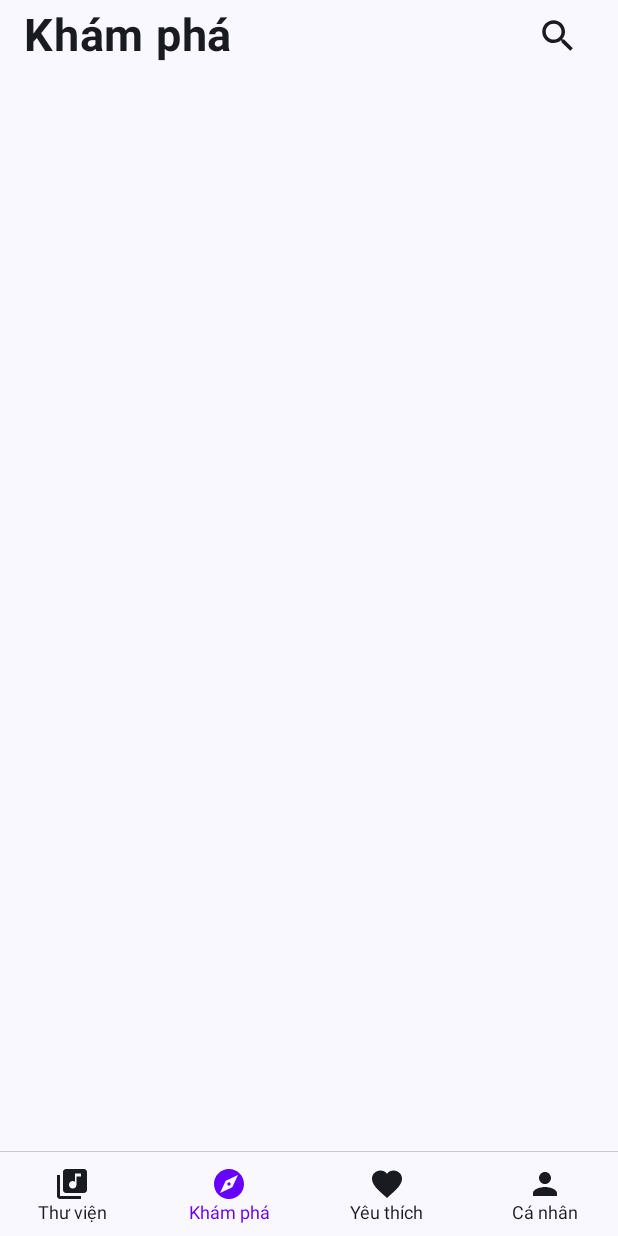
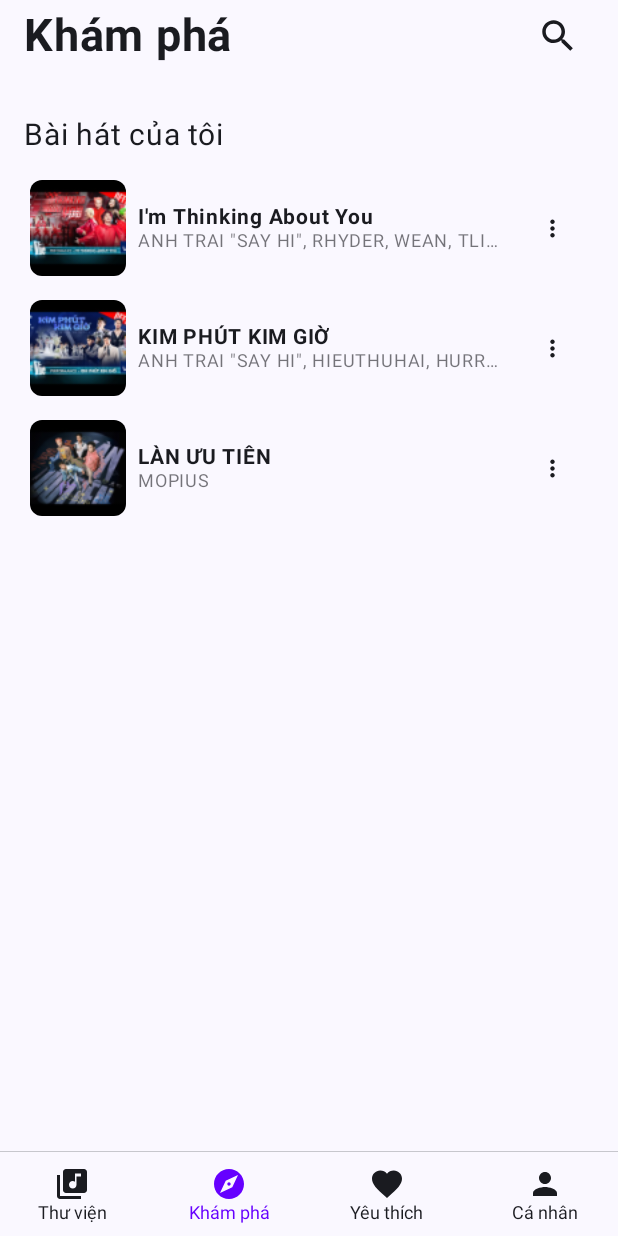
Before and after one commit to AnhQuocs/ZingMP3-Clone, an Android app built with Jetpack Compose: the screen it shows after launch (MainActivity), on a phone screen of 412 x 824 dp. Run offline under Robolectric (Android 15) with nearby library versions, the phone set to English and light mode, and no system bars; our stand-ins replace Dagger/Hilt's generated code, Room's generated code.

Commit message:
explore screen

```diff
--- a/app/src/main/AndroidManifest.xml
+++ b/app/src/main/AndroidManifest.xml
@@ -3,6 +3,7 @@
     xmlns:tools="http://schemas.android.com/tools">
 
     <application
+        android:name=".MyApplication"
         android:allowBackup="true"
         android:dataExtractionRules="@xml/data_extraction_rules"
         android:fullBackupContent="@xml/backup_rules"
--- a/app/src/main/java/com/example/zingmp3clone/MainActivity.kt
+++ b/app/src/main/java/com/example/zingmp3clone/MainActivity.kt
@@ -4,6 +4,11 @@ import android.os.Bundle
 import androidx.activity.ComponentActivity
 import androidx.activity.compose.setContent
 import androidx.activity.enableEdgeToEdge
+import androidx.compose.animation.core.tween
+import androidx.compose.animation.fadeIn
+import androidx.compose.animation.fadeOut
+import androidx.compose.animation.slideInVertically
+import androidx.compose.animation.slideOutVertically
 import androidx.compose.foundation.layout.fillMaxSize
 import androidx.compose.foundation.layout.padding
 import androidx.compose.material3.MaterialTheme
@@ -13,17 +18,25 @@ import androidx.compose.material3.lightColorScheme
 import androidx.compose.runtime.Composable
 import androidx.compose.ui.Modifier
 import androidx.compose.ui.tooling.preview.Preview
+import androidx.navigation.NavType
+import androidx.navigation.compose.NavHost
+import androidx.navigation.compose.composable
+import androidx.navigation.compose.rememberNavController
+import androidx.navigation.navArgument
 import com.example.zingmp3clone.home.HomeScreen
+import com.example.zingmp3clone.home.tabs.MusicPlayerScreen
 import com.example.zingmp3clone.ui.theme.ZingMP3CloneTheme
+import dagger.hilt.android.AndroidEntryPoint
 
+@AndroidEntryPoint
 class MainActivity : ComponentActivity() {
     override fun onCreate(savedInstanceState: Bundle?) {
         super.onCreate(savedInstanceState)
         enableEdgeToEdge()
         setContent {
             ZingMP3CloneTheme {
-                Scaffold(modifier = Modifier.fillMaxSize()) { innerPadding ->
-                    HomeScreen(modifier = Modifier.padding(innerPadding))
+                Scaffold(modifier = Modifier.fillMaxSize(), containerColor = MaterialTheme.colorScheme.background) { innerPadding ->
+                    Greeting(modifier = Modifier.padding(innerPadding))
                 }
             }
         }
@@ -31,17 +44,52 @@ class MainActivity : ComponentActivity() {
 }
 
 @Composable
-fun Greeting(name: String, modifier: Modifier = Modifier) {
-    Text(
-        text = "Hello $name!",
+fun Greeting(modifier: Modifier = Modifier) {
+    val navController = rememberNavController()
+
+    NavHost(
+        navController = navController,
+        startDestination = "home",
         modifier = modifier
-    )
-}
+    ) {
+        composable("home") {
+            HomeScreen(
+                onSongClick = {songId ->
+                    navController.navigate("musicPlayer/$songId")
+                }
+            )
+        }
 
-@Preview(showBackground = true)
-@Composable
-fun GreetingPreview() {
-    ZingMP3CloneTheme {
-        Greeting("Android")
+        composable(
+            "musicPlayer/{songId}",
+            arguments = listOf(navArgument("songId") {type = NavType.IntType}),
+            enterTransition = {
+                slideInVertically(
+                    initialOffsetY = { fullHeight -> fullHeight }, // Trượt từ dưới lên
+                    animationSpec = tween(300)
+                ) + fadeIn(animationSpec = tween(300))
+            },
+            exitTransition = {
+                slideOutVertically(
+                    targetOffsetY = { fullHeight -> -fullHeight }, // Trượt lên khi thoát
+                    animationSpec = tween(300)
+                ) + fadeOut(animationSpec = tween(300))
+            },
+            popEnterTransition = {
+                slideInVertically(
+                    initialOffsetY = { fullHeight -> -fullHeight }, // Khi back: trượt từ trên xuống
+                    animationSpec = tween(300)
+                ) + fadeIn(animationSpec = tween(300))
+            },
+            popExitTransition = {
+                slideOutVertically(
+                    targetOffsetY = { fullHeight -> fullHeight }, // Khi back: trượt xuống
+                    animationSpec = tween(300)
+                ) + fadeOut(animationSpec = tween(300))
+            }
+            ) { backStackEntry ->
+            val songId = backStackEntry.arguments?.getInt("songId")
+            MusicPlayerScreen(songId = songId)
+        }
     }
 }
--- /dev/null
+++ b/app/src/main/java/com/example/zingmp3clone/MyApplication.kt
@@ -0,0 +1,7 @@
+package com.example.zingmp3clone
+
+import android.app.Application
+import dagger.hilt.android.HiltAndroidApp
+
+@HiltAndroidApp
+class MyApplication : Application()
--- a/app/src/main/java/com/example/zingmp3clone/data/di/AppModule.kt
+++ b/app/src/main/java/com/example/zingmp3clone/data/di/AppModule.kt
@@ -1,7 +1,6 @@
 package com.example.zingmp3clone.data.di
 
 import android.content.Context
-import androidx.room.Room
 import com.example.zingmp3clone.data.local.AppDatabase
 import com.example.zingmp3clone.data.local.SongDao
 import com.example.zingmp3clone.data.repository.SongRepository
@@ -17,7 +16,7 @@ import javax.inject.Singleton
 object AppModule {
     @Provides
     @Singleton
-    fun provideDatabase(@ApplicationContext context: Context): AppDatabase = Room.databaseBuilder(context, AppDatabase::class.java, "songs.db").build()
+    fun provideDatabase(@ApplicationContext context: Context): AppDatabase = AppDatabase.getDatabase(context)
 
     @Provides
     fun provideSongDao(database: AppDatabase): SongDao = database.songDao()
--- a/app/src/main/java/com/example/zingmp3clone/data/local/AppDatabase.kt
+++ b/app/src/main/java/com/example/zingmp3clone/data/local/AppDatabase.kt
@@ -12,7 +12,7 @@ import kotlinx.coroutines.CoroutineScope
 import kotlinx.coroutines.Dispatchers
 import kotlinx.coroutines.launch
 
-@Database(entities = [Song::class], version = 1, exportSchema = false)
+@Database(entities = [Song::class], version = 4, exportSchema = false)
 abstract class AppDatabase : RoomDatabase() {
     abstract fun songDao(): SongDao
 
--- a/app/src/main/java/com/example/zingmp3clone/home/HomeScreen.kt
+++ b/app/src/main/java/com/example/zingmp3clone/home/HomeScreen.kt
@@ -43,7 +43,8 @@ import kotlinx.coroutines.launch
 @OptIn(ExperimentalFoundationApi::class)
 @Composable
 fun HomeScreen(
-    modifier: Modifier = Modifier
+    modifier: Modifier = Modifier,
+    onSongClick: (Int) -> Unit
 ) {
     val pagerState = rememberPagerState(
         initialPage = 1,
@@ -73,7 +74,7 @@ fun HomeScreen(
             ) { page ->
                 when (page) {
                     0 -> LibraryScreen()
-                    1 -> ExploreScreen()
+                    1 -> ExploreScreen(onSongClick = onSongClick)
                     2 -> FavoriteScreen()
                     3 -> ProfileScreen()
                 }
--- a/app/src/main/java/com/example/zingmp3clone/item/SongCard.kt
+++ b/app/src/main/java/com/example/zingmp3clone/item/SongCard.kt
@@ -4,7 +4,6 @@ import androidx.compose.foundation.Image
 import androidx.compose.foundation.clickable
 import androidx.compose.foundation.layout.Column
 import androidx.compose.foundation.layout.Row
-import androidx.compose.foundation.layout.aspectRatio
 import androidx.compose.foundation.layout.fillMaxWidth
 import androidx.compose.foundation.layout.padding
 import androidx.compose.foundation.layout.size
@@ -22,6 +21,7 @@ import androidx.compose.ui.Alignment
 import androidx.compose.ui.Modifier
 import androidx.compose.ui.draw.clip
 import androidx.compose.ui.graphics.RectangleShape
+import androidx.compose.ui.layout.ContentScale
 import androidx.compose.ui.text.font.FontWeight
 import androidx.compose.ui.text.style.TextOverflow
 import androidx.compose.ui.tooling.preview.Preview
@@ -41,7 +41,6 @@ fun SongCard(
 ) {
     Card(
         modifier = Modifier
-            .padding(16.dp)
             .clickable { onClick() },
         shape = RectangleShape,
         colors = CardDefaults.cardColors(
@@ -50,16 +49,16 @@ fun SongCard(
         )
     ) {
         Row(
-            modifier = Modifier.fillMaxWidth().padding(horizontal = 8.dp, vertical = 4.dp),
+            modifier = Modifier.fillMaxWidth().padding(horizontal = 4.dp, vertical = 2.dp),
             verticalAlignment = Alignment.CenterVertically
         ) {
             Image(
                 painter = rememberAsyncImagePainter(song.thumbnail),
                 contentDescription = null,
                 modifier = Modifier
-                    .fillMaxWidth(0.2f)
-                    .aspectRatio(1f)
-                    .clip(RoundedCornerShape(8.dp))
+                    .size(64.dp)
+                    .clip(RoundedCornerShape(8.dp)),
+                contentScale = ContentScale.Crop
             )
 
             Column(
--- a/app/src/main/java/com/example/zingmp3clone/pages/ExploreScreen.kt
+++ b/app/src/main/java/com/example/zingmp3clone/pages/ExploreScreen.kt
@@ -2,15 +2,20 @@ package com.example.zingmp3clone.pages
 
 import androidx.activity.compose.BackHandler
 import androidx.compose.animation.AnimatedVisibility
+import androidx.compose.foundation.ExperimentalFoundationApi
 import androidx.compose.foundation.background
 import androidx.compose.foundation.layout.Arrangement
 import androidx.compose.foundation.layout.Box
 import androidx.compose.foundation.layout.Column
 import androidx.compose.foundation.layout.Row
 import androidx.compose.foundation.layout.Spacer
+import androidx.compose.foundation.layout.fillMaxSize
 import androidx.compose.foundation.layout.fillMaxWidth
+import androidx.compose.foundation.layout.height
 import androidx.compose.foundation.layout.padding
 import androidx.compose.foundation.layout.size
+import androidx.compose.foundation.pager.HorizontalPager
+import androidx.compose.foundation.pager.rememberPagerState
 import androidx.compose.foundation.shape.RoundedCornerShape
 import androidx.compose.foundation.text.BasicTextField
 import androidx.compose.material.icons.Icons
@@ -23,6 +28,7 @@ import androidx.compose.material3.Scaffold
 import androidx.compose.material3.Text
 import androidx.compose.runtime.Composable
 import androidx.compose.runtime.LaunchedEffect
+import androidx.compose.runtime.collectAsState
 import androidx.compose.runtime.getValue
 import androidx.compose.runtime.mutableStateOf
 import androidx.compose.runtime.remember
@@ -35,15 +41,30 @@ import androidx.compose.ui.platform.LocalFocusManager
 import androidx.compose.ui.text.font.FontWeight
 import androidx.compose.ui.unit.dp
 import androidx.compose.ui.unit.sp
+import androidx.hilt.navigation.compose.hiltViewModel
+import androidx.lifecycle.viewmodel.compose.viewModel
+import com.example.zingmp3clone.item.SongCard
+import com.example.zingmp3clone.viewmodel.SongViewModel
 
 @Composable
-fun ExploreScreen(modifier: Modifier = Modifier) {
+fun ExploreScreen(modifier: Modifier = Modifier, onSongClick: (Int) -> Unit) {
+
+    val songViewModel: SongViewModel = hiltViewModel()
+
     Scaffold(
         topBar = {TopAppBar()}
     ) { paddingValues ->
         Column(
             modifier = Modifier.padding(paddingValues)
-        ) {  }
+        ) {
+            Spacer(Modifier.height(30.dp))
+            Text(
+                "Bài hát của tôi",
+                fontSize = 20.sp,
+                modifier = Modifier.padding(horizontal = 16.dp)
+            )
+            MySongs(songViewModel = songViewModel, onSongClick = onSongClick)
+        }
     }
 }
 
@@ -100,7 +121,9 @@ fun TopAppBar(modifier: Modifier = Modifier) {
                         textStyle = LocalTextStyle.current.copy(
                             color = MaterialTheme.colorScheme.onSurface
                         ),
-                        modifier = Modifier.weight(1f).focusRequester(focusRequester),
+                        modifier = Modifier
+                            .weight(1f)
+                            .focusRequester(focusRequester),
                         decorationBox = { innerTextField ->
                             if (searchText.isEmpty()) {
                                 Text(
@@ -137,3 +160,31 @@ fun TopAppBar(modifier: Modifier = Modifier) {
         }
     }
 }
+
+@OptIn(ExperimentalFoundationApi::class)
+@Composable
+fun MySongs(
+    modifier: Modifier = Modifier,
+    songViewModel: SongViewModel,
+    onSongClick: (Int) -> Unit
+) {
+    val songList by songViewModel.songs.collectAsState(initial = emptyList())
+    val pages = songList.chunked(3)
+    val pagerState = rememberPagerState(pageCount = {pages.size})
+
+    HorizontalPager(state = pagerState) { page ->
+        Column(
+            modifier = Modifier
+                .fillMaxSize()
+                .padding(16.dp),
+            verticalArrangement = Arrangement.spacedBy(12.dp)
+        ) {
+            pages[page].forEach{ song ->
+                SongCard(
+                    song = song,
+                    onClick = {onSongClick(song.id)}
+                )
+            }
+        }
+    }
+}
--- a/app/src/main/java/com/example/zingmp3clone/ui/theme/Theme.kt
+++ b/app/src/main/java/com/example/zingmp3clone/ui/theme/Theme.kt
@@ -1,6 +1,5 @@
 package com.example.zingmp3clone.ui.theme
 
-import android.app.Activity
 import android.os.Build
 import androidx.compose.foundation.isSystemInDarkTheme
 import androidx.compose.material3.MaterialTheme
@@ -9,18 +8,23 @@ import androidx.compose.material3.dynamicDarkColorScheme
 import androidx.compose.material3.dynamicLightColorScheme
 import androidx.compose.material3.lightColorScheme
 import androidx.compose.runtime.Composable
+import androidx.compose.ui.graphics.Color
 import androidx.compose.ui.platform.LocalContext
 
 private val DarkColorScheme = darkColorScheme(
     primary = Purple80,
-    secondary = PurpleGrey80,
-    tertiary = Pink80
+    background = Color.Black, // màu nền đen tuyệt đối nè
+    surface = Color.Black,
+    onBackground = Color.White,
+    onSurface = Color.White,
 )
 
 private val LightColorScheme = lightColorScheme(
     primary = Purple40,
-    secondary = PurpleGrey40,
-    tertiary = Pink40
+    background = Color.White,
+    surface = Color.White,
+    onBackground = Color.Black,
+    onSurface = Color.Black
 
     /* Other default colors to override
     background = Color(0xFFFFFBFE),
--- a/app/src/main/java/com/example/zingmp3clone/viewmodel/SongViewModel.kt
+++ b/app/src/main/java/com/example/zingmp3clone/viewmodel/SongViewModel.kt
@@ -1,5 +1,6 @@
 package com.example.zingmp3clone.viewmodel
 
+import android.util.Log
 import androidx.lifecycle.ViewModel
 import androidx.lifecycle.viewModelScope
 import com.example.zingmp3clone.data.model.Song
@@ -19,6 +20,8 @@ class SongViewModel @Inject constructor(
 
     init {
         viewModelScope.launch {
+            val allSongs = songRepository.getAllSongs()
+            Log.d("SONG_VM", "Fetched ${allSongs.size} songs")
             _songs.value = songRepository.getAllSongs()
         }
     }
```
Also changed, not shown: app/src/main/java/com/example/zingmp3clone/home/tabs/MusicPlayerScreen.kt (added, +326 -0 lines).
